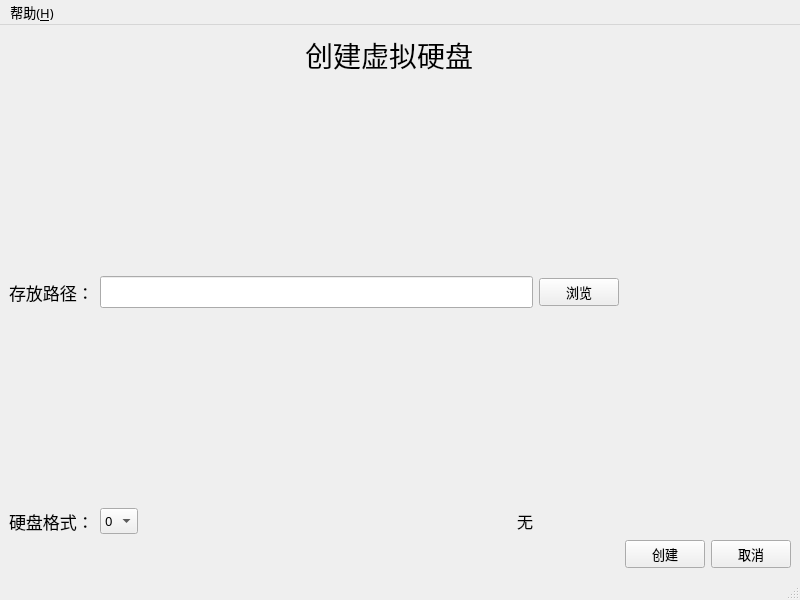
The window that ui/create_vhd_window.ui (Czh-is-smartest/QEMU-GUI_Project) describes before a commit, drawn with Qt 5.
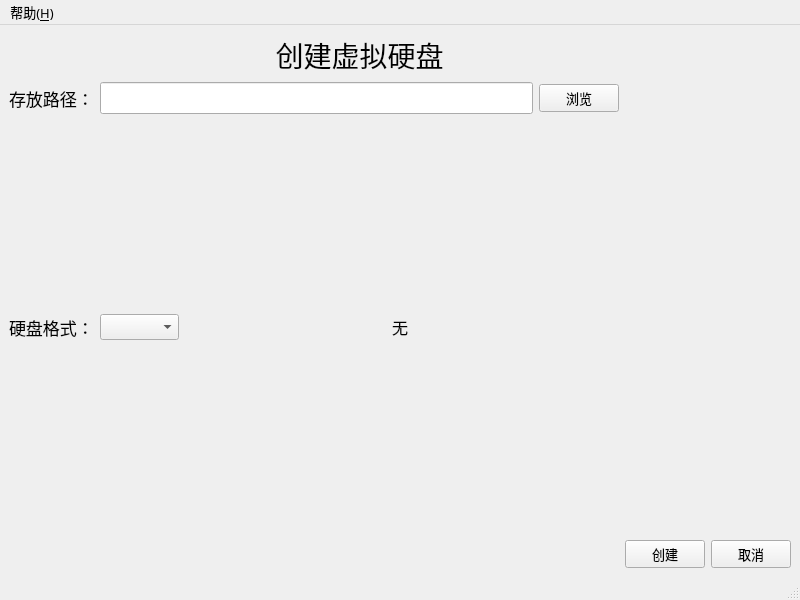
The same window after the commit. Icons and pictures are not drawn.

Diff of the .ui file:
```diff
--- a/ui/create_vhd_window.ui
+++ b/ui/create_vhd_window.ui
@@ -39,84 +39,23 @@
   </property>
   <widget class="QWidget" name="centralwidget">
    <layout class="QGridLayout" name="gridLayout">
-    <item row="2" column="0">
-     <widget class="QLabel" name="label_2">
-      <property name="font">
-       <font>
-        <family>微软雅黑</family>
-        <pointsize>13</pointsize>
-       </font>
-      </property>
+    <item row="5" column="12">
+     <widget class="QPushButton" name="CancelButton">
       <property name="text">
-       <string>硬盘格式：</string>
+       <string>取消</string>
       </property>
      </widget>
     </item>
-    <item row="3" column="5">
+    <item row="5" column="11">
      <widget class="QPushButton" name="CreateButton">
       <property name="text">
        <string>创建</string>
       </property>
      </widget>
     </item>
-    <item row="1" column="0">
-     <widget class="QLabel" name="label">
-      <property name="font">
-       <font>
-        <family>微软雅黑</family>
-        <pointsize>13</pointsize>
-       </font>
-      </property>
-      <property name="text">
-       <string>存放路径：</string>
-      </property>
-     </widget>
-    </item>
-    <item row="2" column="1">
-     <layout class="QHBoxLayout" name="horizontalLayout_2">
-      <item>
-       <widget class="QComboBox" name="format">
-        <item>
-         <property name="text">
-          <string>0</string>
-         </property>
-        </item>
-        <item>
-         <property name="text">
-          <string>1</string>
-         </property>
-        </item>
-        <item>
-         <property name="text">
-          <string>2</string>
-         </property>
-        </item>
-        <item>
-         <property name="text">
-          <string>3</string>
-         </property>
-        </item>
-        <item>
-         <property name="text">
-          <string>4</string>
-         </property>
-        </item>
-       </widget>
-      </item>
-      <item>
-       <spacer name="horizontalSpacer">
-        <property name="orientation">
-         <enum>Qt::Horizontal</enum>
-        </property>
-        <property name="sizeHint" stdset="0">
-         <size>
-          <width>40</width>
-          <height>20</height>
-         </size>
-        </property>
-       </spacer>
-      </item>
-      <item>
+    <item row="3" column="2">
+     <layout class="QGridLayout" name="gridLayout_2">
+      <item row="2" column="3">
        <widget class="QLabel" name="introduce">
         <property name="font">
          <font>
@@ -129,46 +68,67 @@
         </property>
        </widget>
       </item>
+      <item row="1" column="0">
+       <layout class="QHBoxLayout" name="horizontalLayout_2"/>
+      </item>
+      <item row="2" column="1">
+       <widget class="QComboBox" name="format"/>
+      </item>
+      <item row="2" column="4">
+       <spacer name="horizontalSpacer_2">
+        <property name="orientation">
+         <enum>Qt::Horizontal</enum>
+        </property>
+        <property name="sizeHint" stdset="0">
+         <size>
+          <width>40</width>
+          <height>20</height>
+         </size>
+        </property>
+       </spacer>
+      </item>
+      <item row="2" column="2">
+       <spacer name="horizontalSpacer">
+        <property name="orientation">
+         <enum>Qt::Horizontal</enum>
+        </property>
+        <property name="sizeHint" stdset="0">
+         <size>
+          <width>40</width>
+          <height>20</height>
+         </size>
+        </property>
+       </spacer>
+      </item>
+      <item row="1" column="3">
+       <spacer name="verticalSpacer">
+        <property name="orientation">
+         <enum>Qt::Vertical</enum>
+        </property>
+        <property name="sizeHint" stdset="0">
+         <size>
+          <width>20</width>
+          <height>40</height>
+         </size>
+        </property>
+       </spacer>
+      </item>
+      <item row="3" column="3">
+       <spacer name="verticalSpacer_2">
+        <property name="orientation">
+         <enum>Qt::Vertical</enum>
+        </property>
+        <property name="sizeHint" stdset="0">
+         <size>
+          <width>20</width>
+          <height>40</height>
+         </size>
+        </property>
+       </spacer>
+      </item>
      </layout>
     </item>
-    <item row="3" column="6">
-     <widget class="QPushButton" name="CancelButton">
-      <property name="text">
-       <string>取消</string>
-      </property>
-     </widget>
-    </item>
-    <item row="1" column="6">
-     <spacer name="verticalSpacer_2">
-      <property name="orientation">
-       <enum>Qt::Vertical</enum>
-      </property>
-      <property name="sizeHint" stdset="0">
-       <size>
-        <width>20</width>
-        <height>40</height>
-       </size>
-      </property>
-     </spacer>
-    </item>
-    <item row="1" column="1">
-     <widget class="QLineEdit" name="VHD_Path">
-      <property name="font">
-       <font>
-        <family>微软雅黑</family>
-        <pointsize>13</pointsize>
-       </font>
-      </property>
-     </widget>
-    </item>
-    <item row="1" column="3">
-     <widget class="QPushButton" name="browse">
-      <property name="text">
-       <string>浏览</string>
-      </property>
-     </widget>
-    </item>
-    <item row="0" column="1">
+    <item row="0" column="2">
      <widget class="QLabel" name="title">
       <property name="font">
        <font>
@@ -189,13 +149,60 @@
        <bool>false</bool>
       </property>
       <property name="text">
-       <string>                    创建虚拟硬盘</string>
+       <string>创建虚拟硬盘</string>
       </property>
       <property name="alignment">
        <set>Qt::AlignCenter</set>
       </property>
      </widget>
     </item>
+    <item row="1" column="0">
+     <widget class="QLabel" name="label">
+      <property name="font">
+       <font>
+        <family>微软雅黑</family>
+        <pointsize>13</pointsize>
+       </font>
+      </property>
+      <property name="text">
+       <string>存放路径：</string>
+      </property>
+     </widget>
+    </item>
+    <item row="3" column="0">
+     <widget class="QLabel" name="label_2">
+      <property name="font">
+       <font>
+        <family>微软雅黑</family>
+        <pointsize>13</pointsize>
+       </font>
+      </property>
+      <property name="text">
+       <string>硬盘格式：</string>
+      </property>
+     </widget>
+    </item>
+    <item row="1" column="2">
+     <layout class="QHBoxLayout" name="horizontalLayout">
+      <item>
+       <widget class="QLineEdit" name="VHD_Path">
+        <property name="font">
+         <font>
+          <family>微软雅黑</family>
+          <pointsize>13</pointsize>
+         </font>
+        </property>
+       </widget>
+      </item>
+      <item>
+       <widget class="QPushButton" name="browse">
+        <property name="text">
+         <string>浏览</string>
+        </property>
+       </widget>
+      </item>
+     </layout>
+    </item>
    </layout>
   </widget>
   <widget class="QMenuBar" name="menubar">
```
